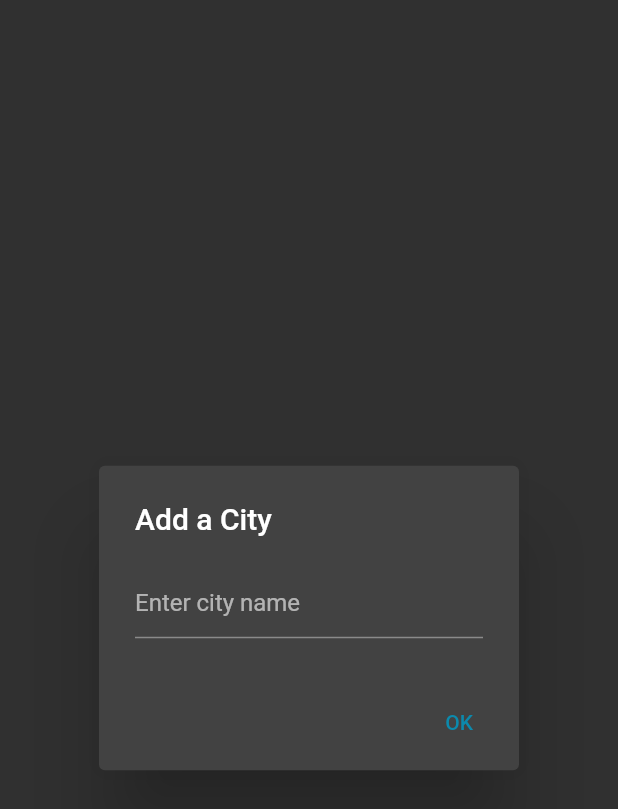
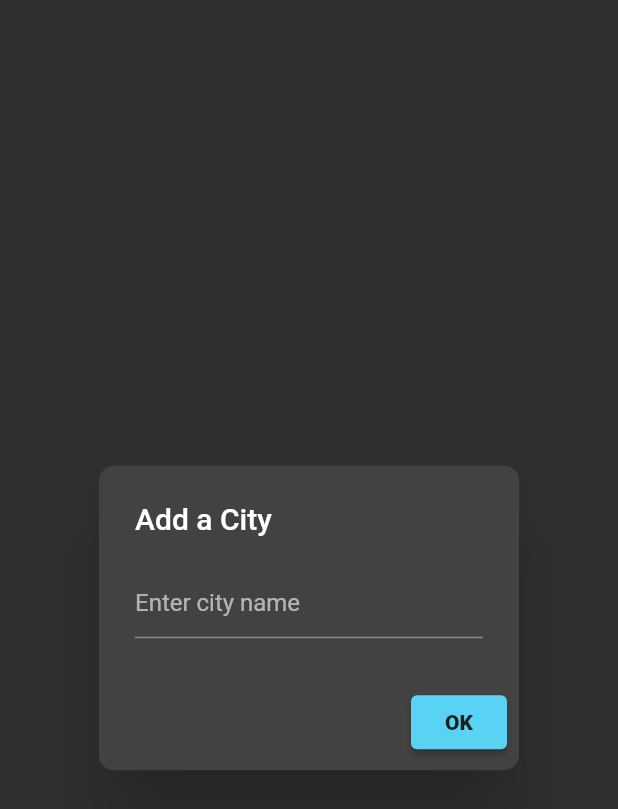
Before and after one commit to barboraplasovska/sunny, a Flutter app: the AddCityPopup widget shown alone on an empty page, opened directly, on a phone screen of 412 x 824 dp. Shown: the top 809 px of the screen. Run offline on Flutter 3.47's test engine with Material 2 defaults, Android fonts, the light colour scheme and no system bars; our stand-ins replace flutter_dotenv, page_view_dot_indicator, shared_preferences; accounts and stored records are empty; network calls fail.

Commit message:
fix: style of popup

```diff
--- a/lib/pages/home/home_page.dart
+++ b/lib/pages/home/home_page.dart
@@ -151,6 +151,8 @@ class _HomePageState extends State<HomePage> {
                     child: PageViewDotIndicator(
                       currentItem: _currentIndex,
                       count: cities.length,
+                      size: const Size(8, 8),
+                      unselectedSize: const Size(8, 8),
                       unselectedColor: Colors.grey,
                       selectedColor: Theme.of(context).colorScheme.tertiary,
                     ),
--- a/lib/styles/theme.dart
+++ b/lib/styles/theme.dart
@@ -7,12 +7,12 @@ ThemeData _sunnyTheme() {
 
   return base.copyWith(
     colorScheme: base.colorScheme.copyWith(
-      primary: const Color(0xFF0b8aad),
+      primary: const Color(0xff5ad2f4),
       onPrimary: const Color(0xFFF5F5F5),
       secondary: const Color(0xFF323233),
       onSecondary: const Color(0xFFF5F5F5),
       tertiary: const Color(0xff5ad2f4),
-      onTertiary: const Color(0xFFF5F5F5),
+      onTertiary: const Color(0xFF1E1E1E),
       background: const Color(0xFF1E1E1E),
       onBackground: const Color(0xFFF5F5F5),
       primaryContainer: const Color(0xFF252526),
--- a/lib/widgets/add_city_popup.dart
+++ b/lib/widgets/add_city_popup.dart
@@ -9,11 +9,14 @@ class AddCityPopup extends StatefulWidget {
 }
 
 class _AddCityPopupState extends State<AddCityPopup> {
-  TextEditingController _cityController = TextEditingController();
+  final TextEditingController _cityController = TextEditingController();
 
   @override
   Widget build(BuildContext context) {
     return AlertDialog(
+      shape: RoundedRectangleBorder(
+        borderRadius: BorderRadius.circular(10.0),
+      ),
       title: const Text('Add a City'),
       content: TextField(
         controller: _cityController,
@@ -22,12 +25,21 @@ class _AddCityPopupState extends State<AddCityPopup> {
         ),
       ),
       actions: [
-        TextButton(
+        ElevatedButton(
+          style: ElevatedButton.styleFrom(
+            backgroundColor: Theme.of(context).colorScheme.tertiary,
+          ),
           onPressed: () async => {
             await addCity(_cityController.text),
             Navigator.of(context).pop(),
           },
-          child: const Text('OK'),
+          child: Text(
+            'OK',
+            style: TextStyle(
+              color: Theme.of(context).colorScheme.onTertiary,
+              fontWeight: FontWeight.w800,
+            ),
+          ),
         ),
       ],
     );
```
